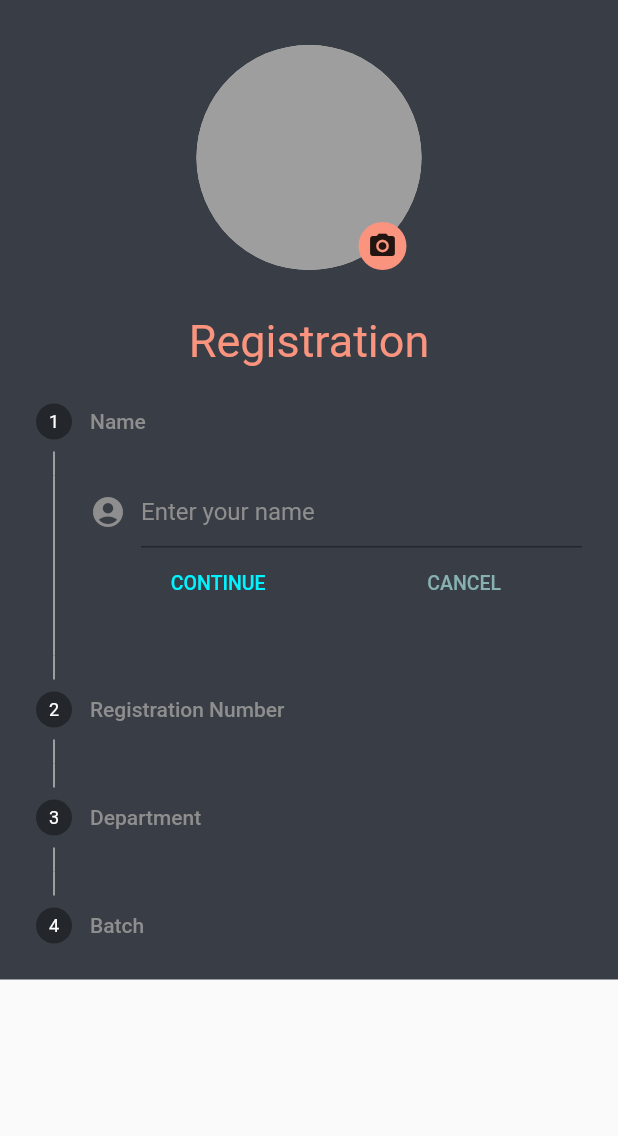
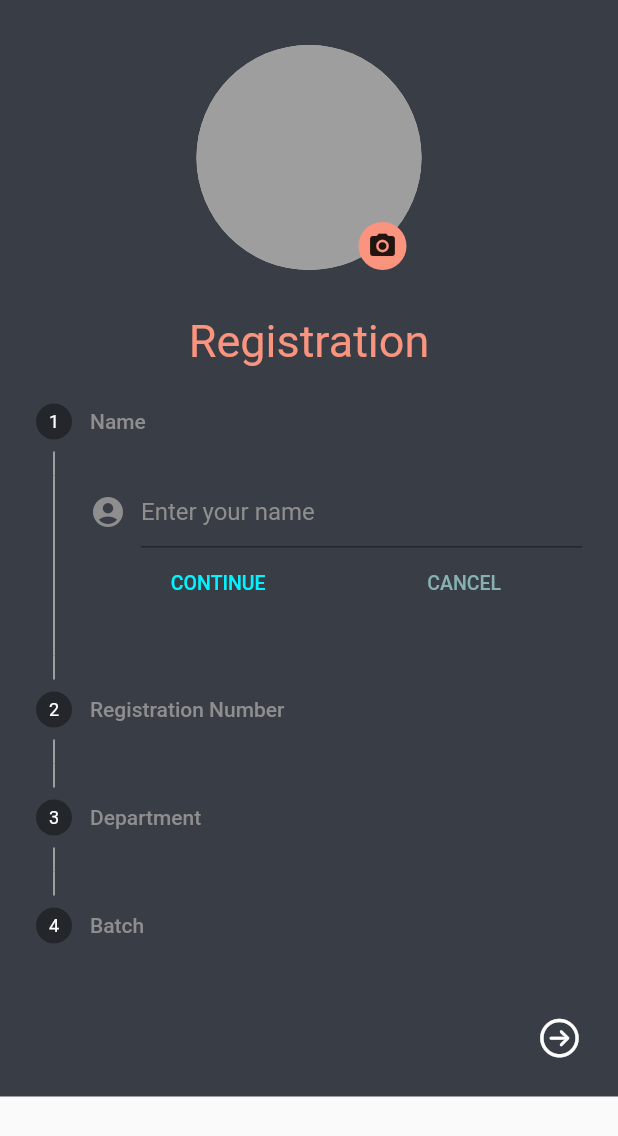
Before and after one commit to pragyakashyap/college-app-frontend-mobile, a Flutter app: the screen it shows after launch, on a phone screen of 412 x 824 dp. Shown: the top 1136 px of the screen. Run offline on Flutter 3.47's test engine with Material 2 defaults, Android fonts, the phone set to English and light mode, and no system bars; our stand-ins replace image_picker.

Commit message:
added next page for registration

```diff
--- a/lib/Screens/Registeration_screen.dart
+++ b/lib/Screens/Registeration_screen 1.dart
@@ -1,6 +1,9 @@
+import 'package:flutter/cupertino.dart';
 import 'package:flutter/material.dart';
+import 'package:frontend/Screens/Registeration_screen%202.dart';
 import 'package:image_picker/image_picker.dart';
 import 'dart:io';
+
 
 class RegisterationPage extends StatefulWidget {
   @override
@@ -33,7 +36,7 @@ class _RegisterationPageState extends State<RegisterationPage> {
         body: Container(
           color: Color(0xFF393E46),
           child: SingleChildScrollView(
-                      child: Column(
+            child: Column(
               crossAxisAlignment: CrossAxisAlignment.center,
               children: [
                 SizedBox(height: 30),
@@ -125,7 +128,8 @@ class _RegisterationPageState extends State<RegisterationPage> {
                         ),
                         content: Row(
                           children: [
-                            Icon(Icons.account_circle, color: Color(0xFF8E8E8E)),
+                            Icon(Icons.account_circle,
+                                color: Color(0xFF8E8E8E)),
                             SizedBox(width: 10.0),
                             Expanded(
                               child: TextFormField(
@@ -146,7 +150,8 @@ class _RegisterationPageState extends State<RegisterationPage> {
                         ),
                         content: Row(
                           children: [
-                            Icon(Icons.account_circle, color: Color(0xFF8E8E8E)),
+                            Icon(Icons.account_circle,
+                                color: Color(0xFF8E8E8E)),
                             SizedBox(width: 10.0),
                             Expanded(
                               child: TextFormField(
@@ -167,7 +172,8 @@ class _RegisterationPageState extends State<RegisterationPage> {
                         ),
                         content: Row(
                           children: [
-                            Icon(Icons.account_circle, color: Color(0xFF8E8E8E)),
+                            Icon(Icons.account_circle,
+                                color: Color(0xFF8E8E8E)),
                             SizedBox(width: 10.0),
                             Expanded(
                               child: TextFormField(
@@ -188,7 +194,8 @@ class _RegisterationPageState extends State<RegisterationPage> {
                         ),
                         content: Row(
                           children: [
-                            Icon(Icons.account_circle, color: Color(0xFF8E8E8E)),
+                            Icon(Icons.account_circle,
+                                color: Color(0xFF8E8E8E)),
                             SizedBox(width: 10.0),
                             Expanded(
                               child: TextFormField(
@@ -217,6 +224,24 @@ class _RegisterationPageState extends State<RegisterationPage> {
                     },
                   ),
                 ),
+                Align(
+                  alignment: Alignment.bottomRight,
+                                  child: Padding(
+                                    padding: const EdgeInsets.all(15.0),
+                                    child: IconButton(
+                    alignment: Alignment.center,
+                    color: Colors.white,
+                      icon: Icon(CupertinoIcons.arrow_right_circle,
+                      size: 30.0,
+                      ),
+                      onPressed: () {
+                        Navigator.push(
+                          context,
+                          MaterialPageRoute(builder: (context) => PinSetup()),
+                        );
+                      }),
+                                  ),
+                )
               ],
             ),
           ),
--- a/lib/main.dart
+++ b/lib/main.dart
@@ -1,6 +1,5 @@
 import 'package:flutter/material.dart';
-import 'package:frontend/Screens/Registeration_screen.dart';
-import 'Screens/Registeration_screen.dart';
+import 'Screens/Registeration_screen 1.dart';
 
 void main() {
   runApp(MyApp());
```
Also changed, not shown: lib/Screens/Registeration_screen 2.dart (added, +79 -0 lines).
